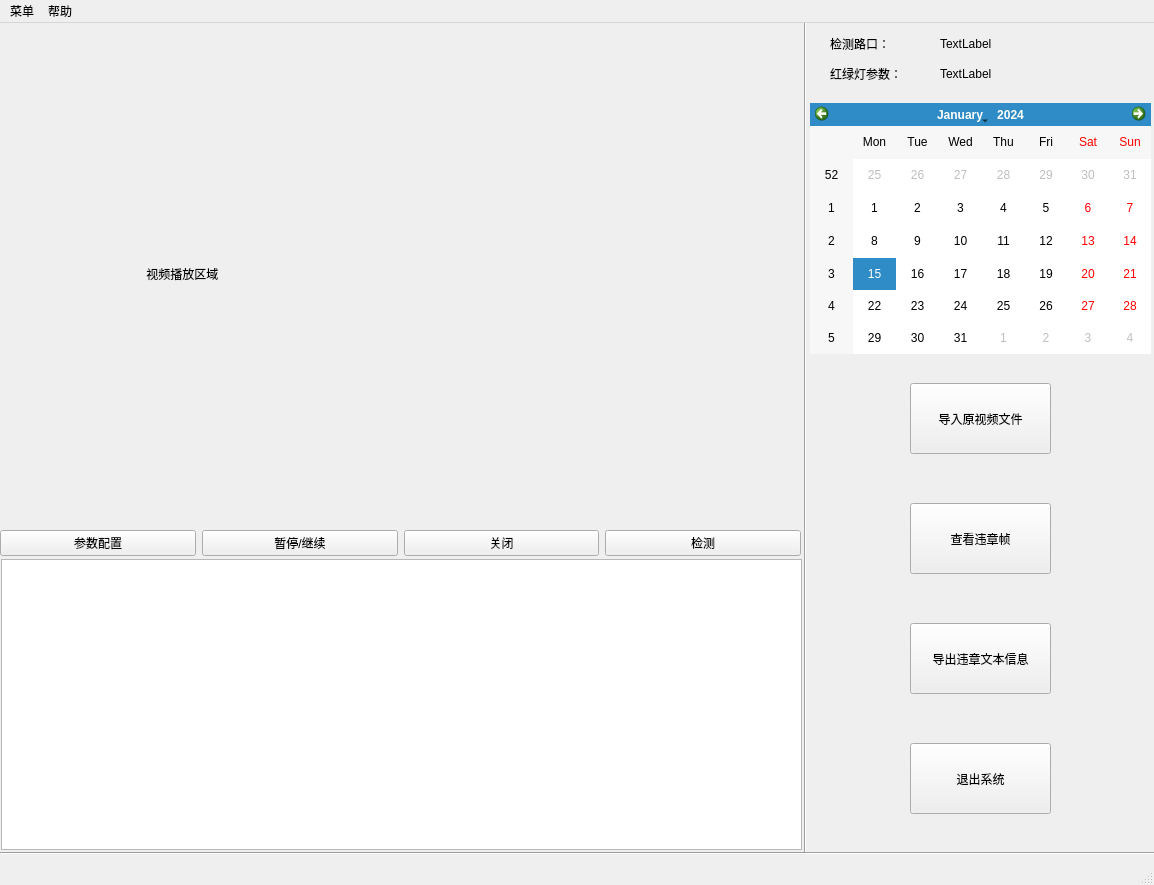
First picture: the form in gui/Main.ui, repository 31029/TrafficDetect, before the edit.
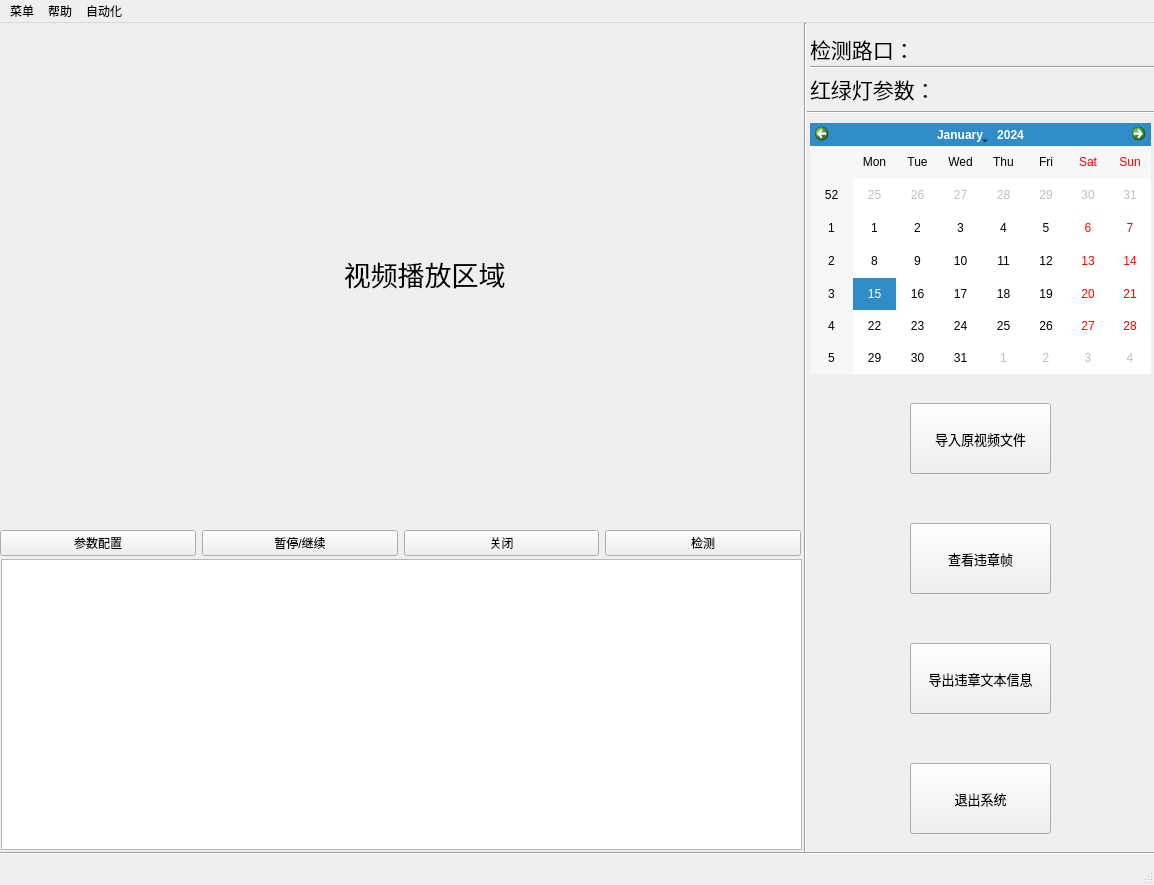
Second picture: the form after the edit.

Patch:
```diff
--- a/gui/Main.ui
+++ b/gui/Main.ui
@@ -29,10 +29,10 @@
    <widget class="Line" name="line_2">
     <property name="geometry">
      <rect>
-      <x>790</x>
-      <y>-10</y>
-      <width>31</width>
-      <height>841</height>
+      <x>780</x>
+      <y>0</y>
+      <width>51</width>
+      <height>831</height>
      </rect>
     </property>
     <property name="orientation">
@@ -60,8 +60,14 @@
       <height>501</height>
      </size>
     </property>
+    <property name="font">
+     <font>
+      <family>Agency FB</family>
+      <pointsize>20</pointsize>
+     </font>
+    </property>
     <property name="text">
-     <string>                                            视频播放区域</string>
+     <string>                                                 视频播放区域</string>
     </property>
     <property name="textFormat">
      <enum>Qt::AutoText</enum>
@@ -89,12 +95,18 @@
    <widget class="QLabel" name="label_road">
     <property name="geometry">
      <rect>
-      <x>830</x>
-      <y>0</y>
-      <width>101</width>
-      <height>41</height>
+      <x>810</x>
+      <y>10</y>
+      <width>131</width>
+      <height>31</height>
      </rect>
     </property>
+    <property name="font">
+     <font>
+      <family>仿宋</family>
+      <pointsize>16</pointsize>
+     </font>
+    </property>
     <property name="text">
      <string>检测路口：</string>
     </property>
@@ -103,13 +115,19 @@
     <property name="geometry">
      <rect>
       <x>940</x>
-      <y>0</y>
-      <width>141</width>
-      <height>41</height>
+      <y>10</y>
+      <width>181</width>
+      <height>31</height>
      </rect>
     </property>
+    <property name="font">
+     <font>
+      <family>仿宋</family>
+      <pointsize>12</pointsize>
+     </font>
+    </property>
     <property name="text">
-     <string>TextLabel</string>
+     <string/>
     </property>
    </widget>
    <widget class="Line" name="line">
@@ -129,7 +147,7 @@
     <property name="geometry">
      <rect>
       <x>810</x>
-      <y>80</y>
+      <y>100</y>
       <width>341</width>
       <height>251</height>
      </rect>
@@ -204,7 +222,7 @@
     <property name="geometry">
      <rect>
       <x>910</x>
-      <y>360</y>
+      <y>380</y>
       <width>141</width>
       <height>71</height>
      </rect>
@@ -221,6 +239,12 @@
       <height>71</height>
      </size>
     </property>
+    <property name="font">
+     <font>
+      <family>Agency FB</family>
+      <pointsize>10</pointsize>
+     </font>
+    </property>
     <property name="text">
      <string>导入原视频文件</string>
     </property>
@@ -229,7 +253,7 @@
     <property name="geometry">
      <rect>
       <x>910</x>
-      <y>480</y>
+      <y>500</y>
       <width>141</width>
       <height>71</height>
      </rect>
@@ -246,6 +270,12 @@
       <height>71</height>
      </size>
     </property>
+    <property name="font">
+     <font>
+      <family>Agency FB</family>
+      <pointsize>10</pointsize>
+     </font>
+    </property>
     <property name="text">
      <string>查看违章帧</string>
     </property>
@@ -254,7 +284,7 @@
     <property name="geometry">
      <rect>
       <x>910</x>
-      <y>600</y>
+      <y>620</y>
       <width>141</width>
       <height>71</height>
      </rect>
@@ -271,6 +301,12 @@
       <height>71</height>
      </size>
     </property>
+    <property name="font">
+     <font>
+      <family>Agency FB</family>
+      <pointsize>10</pointsize>
+     </font>
+    </property>
     <property name="text">
      <string>导出违章文本信息</string>
     </property>
@@ -279,7 +315,7 @@
     <property name="geometry">
      <rect>
       <x>910</x>
-      <y>720</y>
+      <y>740</y>
       <width>141</width>
       <height>71</height>
      </rect>
@@ -296,6 +332,12 @@
       <height>71</height>
      </size>
     </property>
+    <property name="font">
+     <font>
+      <family>Agency FB</family>
+      <pointsize>10</pointsize>
+     </font>
+    </property>
     <property name="text">
      <string>退出系统</string>
     </property>
@@ -303,12 +345,18 @@
    <widget class="QLabel" name="label_light">
     <property name="geometry">
      <rect>
-      <x>830</x>
-      <y>40</y>
-      <width>81</width>
-      <height>21</height>
+      <x>810</x>
+      <y>50</y>
+      <width>151</width>
+      <height>31</height>
      </rect>
     </property>
+    <property name="font">
+     <font>
+      <family>仿宋</family>
+      <pointsize>16</pointsize>
+     </font>
+    </property>
     <property name="text">
      <string>红绿灯参数：</string>
     </property>
@@ -316,14 +364,46 @@
    <widget class="QLabel" name="label_ligh_text">
     <property name="geometry">
      <rect>
-      <x>940</x>
-      <y>40</y>
-      <width>211</width>
-      <height>21</height>
+      <x>980</x>
+      <y>50</y>
+      <width>181</width>
+      <height>31</height>
      </rect>
     </property>
+    <property name="font">
+     <font>
+      <family>仿宋</family>
+      <pointsize>12</pointsize>
+     </font>
+    </property>
     <property name="text">
-     <string>TextLabel</string>
+     <string/>
+    </property>
+   </widget>
+   <widget class="Line" name="line_3">
+    <property name="geometry">
+     <rect>
+      <x>810</x>
+      <y>29</y>
+      <width>351</width>
+      <height>31</height>
+     </rect>
+    </property>
+    <property name="orientation">
+     <enum>Qt::Horizontal</enum>
+    </property>
+   </widget>
+   <widget class="Line" name="line_5">
+    <property name="geometry">
+     <rect>
+      <x>807</x>
+      <y>79</y>
+      <width>361</width>
+      <height>21</height>
+     </rect>
+    </property>
+    <property name="orientation">
+     <enum>Qt::Horizontal</enum>
     </property>
    </widget>
   </widget>
@@ -349,8 +429,15 @@
     </property>
     <addaction name="actionHelp"/>
    </widget>
+   <widget class="QMenu" name="menu_2">
+    <property name="title">
+     <string>自动化</string>
+    </property>
+    <addaction name="actionZidonghua"/>
+   </widget>
    <addaction name="menu"/>
    <addaction name="menu_helper"/>
+   <addaction name="menu_2"/>
   </widget>
   <widget class="QStatusBar" name="statusbar"/>
   <action name="actionDelet_existdata">
```
Left out of the diff: 19 changed lines with no effect on the pictures.
